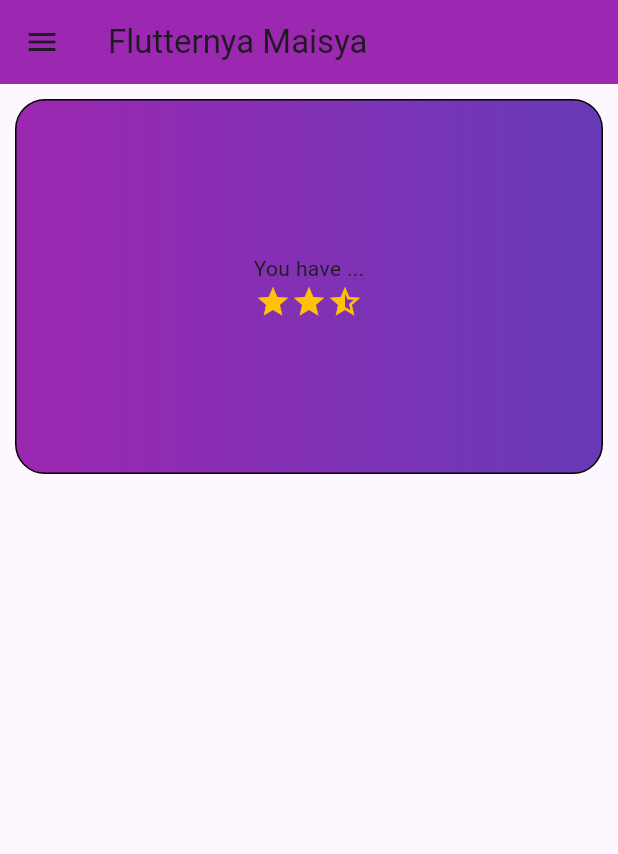
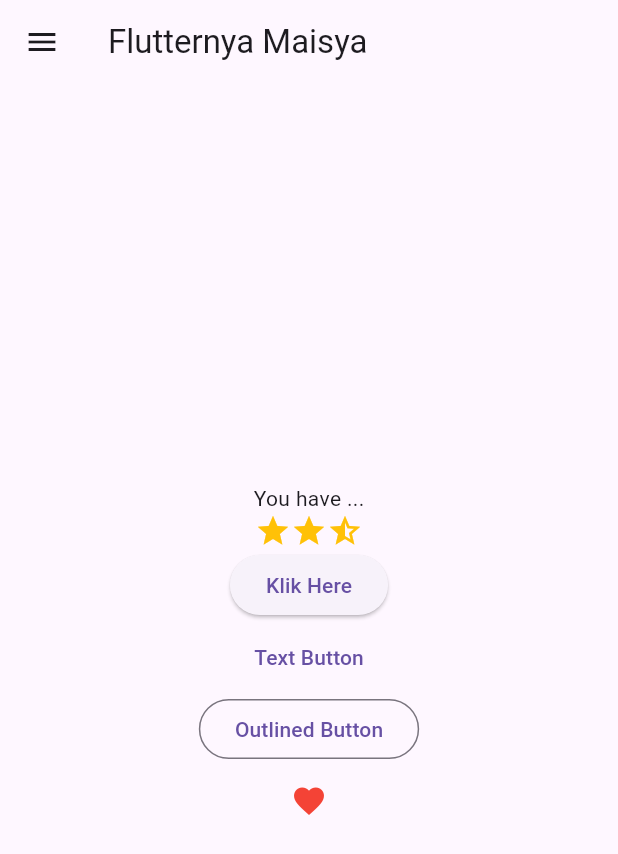
Before and after one commit to maisyadhia/projectsem5, a Flutter app: the screen it shows after launch, on a phone screen of 412 x 824 dp. Shown: the top 854 px of the screen. Run offline on Flutter 3.47's test engine with Material 3 defaults, Android fonts, the phone set to English and light mode, and no system bars.

Commit message:
add multiple buttons

```diff
--- a/lib/main.dart
+++ b/lib/main.dart
@@ -11,27 +11,13 @@ class Sib3a extends StatelessWidget {
   Widget build(BuildContext context) {
     return MaterialApp(
       home: Scaffold(
-        appBar: AppBar(
-          title: const Text('Flutternya Maisya'),
-          backgroundColor: Colors.purple,
-        ),
+        appBar: AppBar(title: const Text('Flutternya Maisya')),
         drawer: const Drawer(),
-        body: Container(
-          margin: const EdgeInsets.all(10),
-          padding: const EdgeInsets.all(10),
-          height: 250,
-          decoration: BoxDecoration(
-            gradient: const LinearGradient(
-              colors: [Colors.purple, Colors.deepPurple],
-            ),
-            border: Border.all(color: Colors.black),
-            borderRadius: BorderRadius.circular(20),
-          ),
-          child: const Column(
+        body: Column(
           mainAxisAlignment: MainAxisAlignment.center,
           children: [
-              Text('You have ...'),
-              Row(
+            const Text('You have ...'),
+            const Row(
               mainAxisAlignment: MainAxisAlignment.center,
               children: [
                 Icon(Icons.star, color: Colors.amber),
@@ -39,8 +25,20 @@ class Sib3a extends StatelessWidget {
                 Icon(Icons.star_half, color: Colors.amber),
               ],
             ),
+            ElevatedButton(onPressed: () {}, child: const Text('Klik Here')),
+            TextButton(
+              onPressed: () {},
+              child: const Text('Text Button'),
+            ),
+            OutlinedButton(
+              onPressed: () {},
+              child: const Text('Outlined Button'),
+            ),
+            IconButton(
+              onPressed: () {},
+              icon: const Icon(Icons.favorite, color: Colors.red),
+            ),
           ],
-          ),
         ),
       ),
     );
```
Lines whose indentation alone changed are shown as unchanged.
